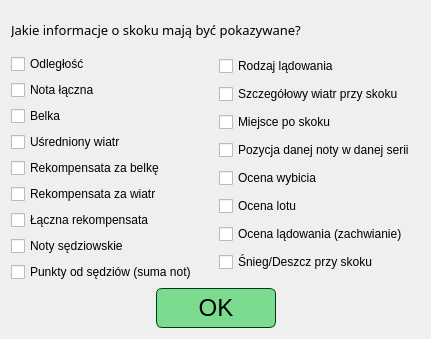
Above: source/UI/AppSettings/JumpDataInfoChoiceDialog.ui from SiekamCebule/sj-sim before the change. Below: the same form after it.
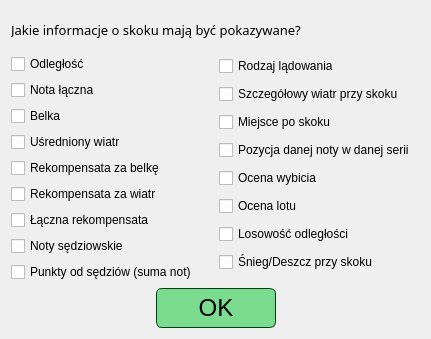
That is the form after the change.

```diff
--- a/source/UI/AppSettings/JumpDataInfoChoiceDialog.ui
+++ b/source/UI/AppSettings/JumpDataInfoChoiceDialog.ui
@@ -144,7 +144,7 @@
        <item>
         <widget class="QCheckBox" name="checkBox_landingRating">
          <property name="text">
-          <string>Ocena lądowania (zachwianie)</string>
+          <string>Losowość odległości</string>
          </property>
         </widget>
        </item>
```
Left out of the diff: 2 changed lines with no effect on the pictures.
